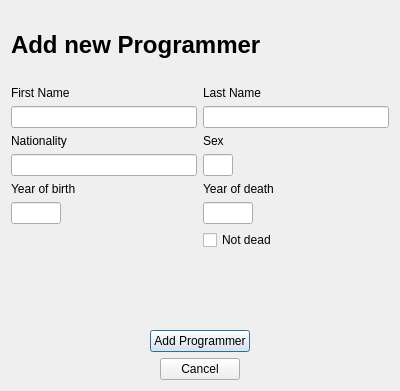
Before: the Qt Designer form addprogrammerdialog.ui in DORB/Verkur3GUI, drawn with Qt 5.
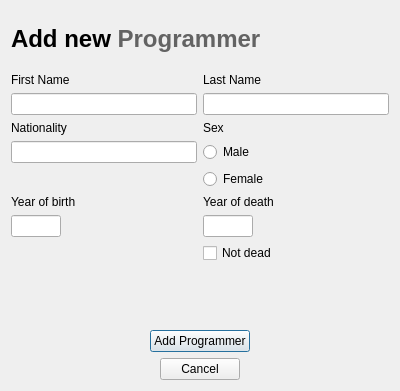
After: the same form once the commit is applied.

Commit message: Lagaði Add Programmer dialoginn með radio buttons og not dead virkni, nú þarf að gera validation

The edit to the form file:
```diff
--- a/addprogrammerdialog.ui
+++ b/addprogrammerdialog.ui
@@ -23,16 +23,36 @@
    <item>
     <widget class="QLabel" name="label_7">
      <property name="text">
-      <string>&lt;h1&gt;Add new Programmer&lt;/h1&gt;</string>
+      <string>&lt;html&gt;&lt;head/&gt;&lt;body&gt;&lt;p&gt;&lt;span style=&quot; font-size:xx-large; font-weight:600;&quot;&gt;Add new &lt;/span&gt;&lt;span style=&quot; font-size:xx-large; font-weight:600; color:#636363;&quot;&gt;Programmer&lt;/span&gt;&lt;/p&gt;&lt;/body&gt;&lt;/html&gt;</string>
      </property>
     </widget>
    </item>
    <item>
     <layout class="QGridLayout" name="gridLayout">
-     <item row="0" column="0">
-      <widget class="QLabel" name="label">
+     <item row="7" column="1">
+      <widget class="QCheckBox" name="check_add_programmer_not_dead">
        <property name="text">
-        <string>First Name</string>
+        <string>Not dead</string>
+       </property>
+      </widget>
+     </item>
+     <item row="6" column="0">
+      <widget class="QLineEdit" name="input_add_programmers_year_of_birth">
+       <property name="maximumSize">
+        <size>
+         <width>50</width>
+         <height>16777215</height>
+        </size>
+       </property>
+      </widget>
+     </item>
+     <item row="1" column="0">
+      <widget class="QLineEdit" name="input_add_programmers_first_name">
+       <property name="maximumSize">
+        <size>
+         <width>200</width>
+         <height>16777215</height>
+        </size>
        </property>
       </widget>
      </item>
@@ -43,16 +63,6 @@
        </property>
       </widget>
      </item>
-     <item row="1" column="0">
-      <widget class="QLineEdit" name="input_add_programmers_first_name">
-       <property name="maximumSize">
-        <size>
-         <width>200</width>
-         <height>16777215</height>
-        </size>
-       </property>
-      </widget>
-     </item>
      <item row="1" column="1">
       <widget class="QLineEdit" name="input_add_programmers_last_name">
        <property name="maximumSize">
@@ -63,10 +73,33 @@
        </property>
       </widget>
      </item>
-     <item row="2" column="0">
-      <widget class="QLabel" name="label_3">
+     <item row="5" column="1">
+      <widget class="QLabel" name="label_5">
        <property name="text">
-        <string>Nationality</string>
+        <string>Year of death</string>
+       </property>
+      </widget>
+     </item>
+     <item row="6" column="1">
+      <widget class="QLineEdit" name="input_add_programmer_year_of_death">
+       <property name="maximumSize">
+        <size>
+         <width>50</width>
+         <height>16777215</height>
+        </size>
+       </property>
+      </widget>
+     </item>
+     <item row="5" column="0">
+      <widget class="QLabel" name="label_4">
+       <property name="maximumSize">
+        <size>
+         <width>200</width>
+         <height>16777215</height>
+        </size>
+       </property>
+       <property name="text">
+        <string>Year of birth</string>
        </property>
       </widget>
      </item>
@@ -83,6 +116,13 @@
        </property>
       </widget>
      </item>
+     <item row="2" column="0">
+      <widget class="QLabel" name="label_3">
+       <property name="text">
+        <string>Nationality</string>
+       </property>
+      </widget>
+     </item>
      <item row="3" column="0">
       <widget class="QLineEdit" name="input_add_programmers_nationality">
        <property name="maximumSize">
@@ -93,60 +133,24 @@
        </property>
       </widget>
      </item>
+     <item row="0" column="0">
+      <widget class="QLabel" name="label">
+       <property name="text">
+        <string>First Name</string>
+       </property>
+      </widget>
+     </item>
      <item row="3" column="1">
-      <widget class="QLineEdit" name="input_add_programmer_sex">
-       <property name="maximumSize">
-        <size>
-         <width>30</width>
-         <height>16777215</height>
-        </size>
-       </property>
-      </widget>
-     </item>
-     <item row="4" column="0">
-      <widget class="QLabel" name="label_4">
-       <property name="maximumSize">
-        <size>
-         <width>200</width>
-         <height>16777215</height>
-        </size>
-       </property>
+      <widget class="QRadioButton" name="radio_male">
        <property name="text">
-        <string>Year of birth</string>
+        <string>Male</string>
        </property>
       </widget>
      </item>
      <item row="4" column="1">
-      <widget class="QLabel" name="label_5">
+      <widget class="QRadioButton" name="radio_female">
        <property name="text">
-        <string>Year of death</string>
-       </property>
-      </widget>
-     </item>
-     <item row="5" column="0">
-      <widget class="QLineEdit" name="input_add_programmers_year_of_birth">
-       <property name="maximumSize">
-        <size>
-         <width>50</width>
-         <height>16777215</height>
-        </size>
-       </property>
-      </widget>
-     </item>
-     <item row="5" column="1">
-      <widget class="QLineEdit" name="input_add_programmer_year_of_death">
-       <property name="maximumSize">
-        <size>
-         <width>50</width>
-         <height>16777215</height>
-        </size>
-       </property>
-      </widget>
-     </item>
-     <item row="6" column="1">
-      <widget class="QCheckBox" name="check_add_programmer_not_dead">
-       <property name="text">
-        <string>Not dead</string>
+        <string>Female</string>
        </property>
       </widget>
      </item>
```
Left out of the diff: 1 changed line with no effect on the pictures. The commit also changes 3 other files.
